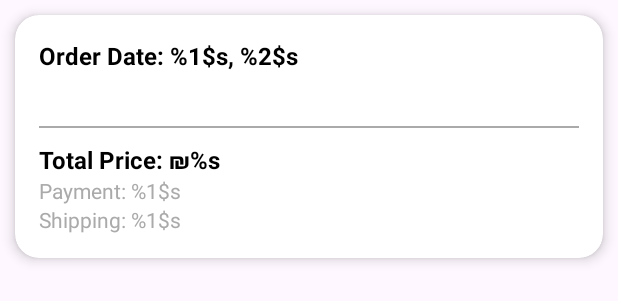
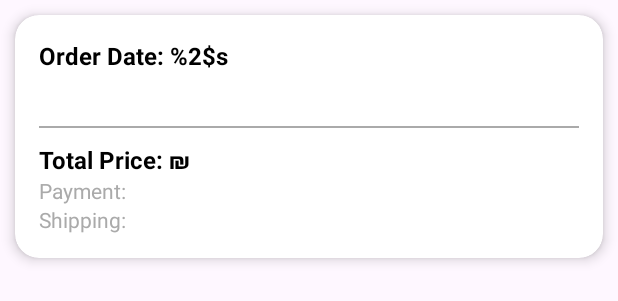
Before and after one commit to HananHijaze/Fresh_Picks, an Android app: the layout order_card.xml on its own in the app's theme, with its tools: preview values and no code run, on a phone screen of 412 x 824 dp. Shown: the top 301 px of the screen. Run offline under Robolectric (Android 15) with nearby library versions, the phone set to English and light mode, and no system bars.

Commit message:
fixing strings

```diff
--- a/app/src/main/res/values/strings.xml
+++ b/app/src/main/res/values/strings.xml
@@ -66,10 +66,10 @@
     <string name="no_connection_message">Check your Internet Connection</string>
     <string name="retry_button_text">OK!</string>
     <string name="no_connection_description">No connection dialog</string>
-    <string name="order_date_time">Order Date: %1$s, %2$s</string>
-    <string name="total_price">Total Price: ₪%s</string>
-    <string name="payment_method">Payment: %1$s</string>
-    <string name="shipping_method">Shipping: %1$s</string>
+    <string name="order_date_time">Order Date:  %2$s</string>
+    <string name="total_price">Total Price: ₪</string>
+    <string name="payment_method">Payment: </string>
+    <string name="shipping_method">Shipping: </string>
     <string name="add_to_cart">Add to Cart</string>
 
     <string name="login">Log In</string>
```
